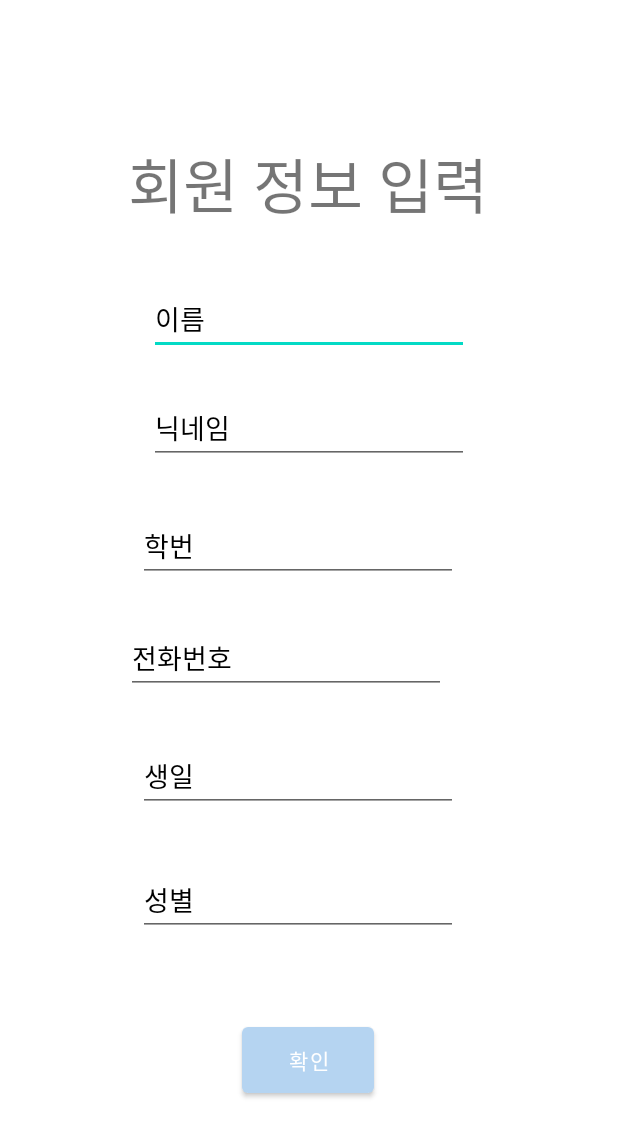
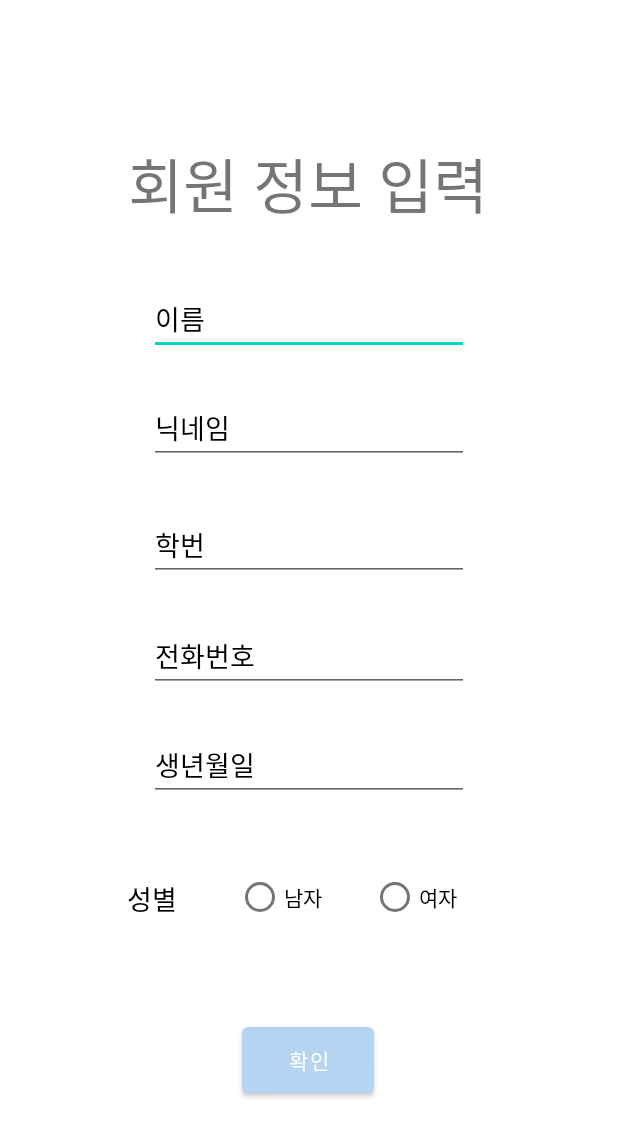
Before and after one commit to yeongchan1228/Who_NextDoor, an Android app: the screen it shows after launch once a user with an empty profile is signed in (getUserInfoActivity), after a tap on "확인", on a phone screen of 412 x 824 dp. Shown: the top 1137 px of the screen. Run offline under Robolectric (Android 15) with nearby library versions, the phone set to English and light mode, and no system bars; our stand-ins replace Firebase (no records; nobody signed in at launch, a user with empty details on screens opened directly).

Commit message:
회원정보 입력화면 수정

```diff
--- a/app/src/main/java/com/example/who_nextdoor/Join2.java
+++ b/app/src/main/java/com/example/who_nextdoor/Join2.java
@@ -85,6 +85,11 @@ public class Join2 extends AppCompatActivity {
                                 });
                             } else {
                                 Toast.makeText(Join2.this, "등록 에러", Toast.LENGTH_SHORT).show();
+                                /* 임시로 회원가입 후 화면 볼 수 있게 함. 나중에 삭제 */
+                                Intent intent = new Intent(Join2.this, getUserInfoActivity.class);
+                                startActivity(intent);
+                                finish();
+                                /* ------------------------------------------------*/
                                 return;
                             }
                         }
--- a/app/src/main/java/com/example/who_nextdoor/getUserInfoActivity.java
+++ b/app/src/main/java/com/example/who_nextdoor/getUserInfoActivity.java
@@ -11,6 +11,12 @@ import android.view.View;
 import android.widget.EditText;
 import android.widget.TableRow;
 import android.widget.Toast;
+import android.widget.RadioGroup;
+import android.widget.RadioButton;
+import android.widget.Spinner;
+import android.widget.AdapterView;
+import android.widget.ArrayAdapter;
+
 
 import androidx.annotation.NonNull;
 import androidx.appcompat.app.AlertDialog;
@@ -35,11 +41,13 @@ public class getUserInfoActivity extends AppCompatActivity {
         setContentView(R.layout.getuser);
         setRequestedOrientation(ActivityInfo.SCREEN_ORIENTATION_PORTRAIT);
         FirebaseUser user = FirebaseAuth.getInstance().getCurrentUser();
+        /* 테스트를 위해 임시로 주석처리
         if(user == null){
             Intent intent = new Intent(this, MainActivity.class);
             startActivity(intent);
             finish();
         }
+         -----------------------------------*/
 
     }
 
@@ -52,12 +60,34 @@ public class getUserInfoActivity extends AppCompatActivity {
     }
 
     public void profileUpdate(View v) {
+            RadioButton radioMan, radioWoman;
+            RadioGroup radioGender;
+            radioMan = findViewById(R.id.radioMan);
+            radioWoman = findViewById(R.id.radioWoman);
+            radioGender = findViewById(R.id.radioGender);
+
             final String name = ((EditText) findViewById(R.id.UserName)).getText().toString();
             final String phoneNumber = ((EditText) findViewById(R.id.UserPhonenumber)).getText().toString();
             final String birthDay = ((EditText) findViewById(R.id.Userbirth)).getText().toString();
             final String alias = ((EditText) findViewById(R.id.UserAlias)).getText().toString();
             final String schoolnumber = ((EditText) findViewById(R.id.Usershcoolnumber)).getText().toString();
-            final String gender = ((EditText) findViewById(R.id.Usergneder)).getText().toString();
+            final String gender = radioMan.getText().toString();
+
+            radioGender.setOnCheckedChangeListener(new RadioGroup.OnCheckedChangeListener() {
+                @Override
+                public void onCheckedChanged(RadioGroup group, int i) {
+                    if(i == R.id.radioMan){
+                        final String gender = radioMan.getText().toString();
+                        Toast.makeText(getUserInfoActivity.this, "남자", Toast.LENGTH_SHORT).show();
+                    }
+                    else if(i == R.id.radioWoman){
+                       final String gender = radioWoman.getText().toString();
+                       Toast.makeText(getUserInfoActivity.this, "여자", Toast.LENGTH_SHORT).show();
+                    }
+               }
+            });
+
+            //final String gender = ((EditText) findViewById(R.id.Usergneder)).getText().toString();
             FirebaseUser user = FirebaseAuth.getInstance().getCurrentUser();
             FirebaseFirestore db = FirebaseFirestore.getInstance();
             UserInfo userinfo = new UserInfo();
--- a/app/src/main/res/layout/activity_showpasswd.xml
+++ b/app/src/main/res/layout/activity_showpasswd.xml
@@ -30,13 +30,13 @@
     <TextView
         android:id="@+id/textView2"
         android:layout_width="226dp"
+        android:layout_height="91dp"
         android:fontFamily="@font/maru"
-        android:layout_height="91dp"
         android:text="회원님의 비밀번호는 다음과 같습니다."
         android:textSize="24sp"
         app:layout_constraintBottom_toBottomOf="parent"
         app:layout_constraintEnd_toEndOf="parent"
-        app:layout_constraintHorizontal_bias="0.567"
+        app:layout_constraintHorizontal_bias="0.464"
         app:layout_constraintStart_toStartOf="parent"
         app:layout_constraintTop_toTopOf="parent"
         app:layout_constraintVertical_bias="0.29" />
--- a/app/src/main/res/layout/getuser.xml
+++ b/app/src/main/res/layout/getuser.xml
@@ -2,6 +2,7 @@
 <androidx.constraintlayout.widget.ConstraintLayout
     xmlns:android="http://schemas.android.com/apk/res/android"
     xmlns:app="http://schemas.android.com/apk/res-auto"
+    xmlns:tools="http://schemas.android.com/tools"
     android:layout_width="match_parent"
     android:layout_height="match_parent">
     <TextView
@@ -42,14 +43,13 @@
         android:ems="10"
         android:fontFamily="@font/maru"
         android:hint="학번"
-        android:inputType="textPersonName"
+        android:inputType="number"
         android:textColorHint="@color/black"
         app:layout_constraintBottom_toBottomOf="parent"
         app:layout_constraintEnd_toEndOf="parent"
-        app:layout_constraintHorizontal_bias="0.462"
         app:layout_constraintStart_toStartOf="parent"
         app:layout_constraintTop_toTopOf="parent"
-        app:layout_constraintVertical_bias="0.438" />
+        app:layout_constraintVertical_bias="0.437" />
 
     <EditText
         android:id="@+id/UserAlias"
@@ -73,14 +73,14 @@
         android:ems="10"
         android:fontFamily="@font/maru"
         android:hint="전화번호"
-        android:inputType="number"
+        android:inputType="number|phone"
         android:textColorHint="@color/black"
         app:layout_constraintBottom_toBottomOf="parent"
         app:layout_constraintEnd_toEndOf="parent"
-        app:layout_constraintHorizontal_bias="0.424"
         app:layout_constraintStart_toStartOf="parent"
         app:layout_constraintTop_toTopOf="parent"
-        app:layout_constraintVertical_bias="0.534" />
+        app:layout_constraintVertical_bias="0.533" />
+
 
     <EditText
         android:id="@+id/Userbirth"
@@ -88,32 +88,14 @@
         android:layout_height="wrap_content"
         android:ems="10"
         android:fontFamily="@font/maru"
-        android:hint="생일"
+        android:hint="생년월일"
         android:inputType="date"
         android:textColorHint="@color/black"
         app:layout_constraintBottom_toBottomOf="parent"
         app:layout_constraintEnd_toEndOf="parent"
-        app:layout_constraintHorizontal_bias="0.462"
         app:layout_constraintStart_toStartOf="parent"
         app:layout_constraintTop_toTopOf="parent"
-        app:layout_constraintVertical_bias="0.636" />
-
-    <EditText
-        android:id="@+id/Usergneder"
-        android:layout_width="wrap_content"
-        android:layout_height="wrap_content"
-        android:ems="10"
-        android:fontFamily="@font/maru"
-        android:hint="성별"
-        android:inputType="textPersonName"
-        android:textColorHint="@color/black"
-        app:layout_constraintBottom_toBottomOf="parent"
-        app:layout_constraintEnd_toEndOf="parent"
-        app:layout_constraintHorizontal_bias="0.462"
-        app:layout_constraintStart_toStartOf="parent"
-        app:layout_constraintTop_toTopOf="parent"
-        app:layout_constraintVertical_bias="0.742" />
-
+        app:layout_constraintVertical_bias="0.626" />
 
     <Button
         android:id="@+id/btn11"
@@ -129,4 +111,51 @@
         app:layout_constraintStart_toStartOf="parent"
         app:layout_constraintTop_toTopOf="parent"
         app:layout_constraintVertical_bias="0.884" />
+
+    <RadioGroup
+        android:layout_width="180dp"
+        android:layout_height="wrap_content"
+        android:id="@+id/radioGender"
+        android:orientation="horizontal"
+        app:layout_constraintBottom_toBottomOf="parent"
+        app:layout_constraintEnd_toEndOf="parent"
+        app:layout_constraintHorizontal_bias="0.678"
+        app:layout_constraintStart_toStartOf="parent"
+        app:layout_constraintTop_toTopOf="parent"
+        app:layout_constraintVertical_bias="0.74"
+        >
+        <RadioButton
+            android:layout_width="0dp"
+            android:layout_height="wrap_content"
+            android:fontFamily="@font/maru"
+            android:text="남자"
+            android:id="@+id/radioMan"
+            android:layout_weight="1"
+            />
+
+        <RadioButton
+            android:id="@+id/radioWoman"
+            android:layout_width="0dp"
+            android:layout_height="wrap_content"
+            android:fontFamily="@font/maru"
+            android:layout_weight="1"
+            android:text="여자" />
+    </RadioGroup>
+
+
+    <TextView
+        android:id="@+id/textView3"
+        android:layout_width="41dp"
+        android:layout_height="24dp"
+        android:fontFamily="@font/maru"
+        android:text="성별"
+        android:textColor="@color/black"
+        android:textSize="18sp"
+        app:layout_constraintBottom_toBottomOf="parent"
+        app:layout_constraintEnd_toEndOf="parent"
+        app:layout_constraintHorizontal_bias="0.229"
+        app:layout_constraintStart_toStartOf="parent"
+        app:layout_constraintTop_toTopOf="parent"
+        app:layout_constraintVertical_bias="0.732" />
+
 </androidx.constraintlayout.widget.ConstraintLayout>
```
